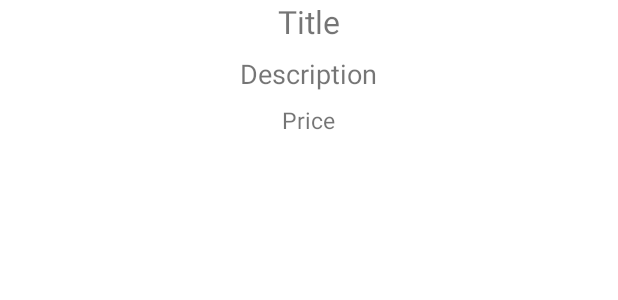
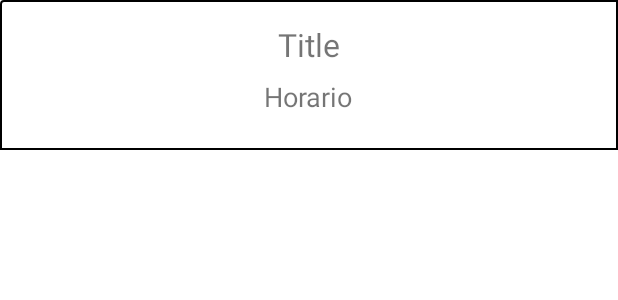
Before and after one commit to MartinMarandola/municipality-events-android, an Android app: the layout item_event.xml on its own in the app's theme, with its tools: preview values and no code run, on a phone screen of 412 x 824 dp. Shown: the top 300 px of the screen. Run offline under Robolectric (Android 15) with nearby library versions, the phone set to English and light mode, and no system bars; network calls fail.

Commit message:
various fixes

```diff
--- a/app/build.gradle
+++ b/app/build.gradle
@@ -44,6 +44,7 @@ dependencies {
     implementation 'androidx.navigation:navigation-ui-ktx:2.3.5'
     implementation 'com.android.volley:volley:1.2.1'
     implementation 'androidx.recyclerview:recyclerview:1.2.1'
+    implementation 'com.squareup.picasso:picasso:2.71828'
     implementation 'androidx.legacy:legacy-support-v4:1.0.0'
     testImplementation 'junit:junit:4.+'
     androidTestImplementation 'androidx.test.ext:junit:1.1.3'
--- a/app/src/main/java/com/ar/municipalityevents/EventAdapter.kt
+++ b/app/src/main/java/com/ar/municipalityevents/EventAdapter.kt
@@ -28,8 +28,7 @@ class EventAdapter(val events: List<Event>):RecyclerView.Adapter<EventAdapter.Ev
 
         fun render(event: Event){
             binding.eventName.text = event.name
-            binding.eventDescription.text = event.description
-            binding.eventPrice.text = event.price.toString()
+            binding.eventSchedule.text = "Horario: ${event.dateTime.slice(12..16)}hs."
             view.setOnClickListener { view.context.startActivity(Intent(view.context, ProfileEventActivity::class.java).putExtra("event", event))
             }
         }
--- a/app/src/main/java/com/ar/municipalityevents/LoginFragment.kt
+++ b/app/src/main/java/com/ar/municipalityevents/LoginFragment.kt
@@ -10,9 +10,6 @@ import androidx.fragment.app.Fragment
 import androidx.navigation.fragment.findNavController
 import com.ar.municipalityevents.databinding.FragmentLoginBinding
 import android.content.Intent
-import android.content.SharedPreferences
-import android.util.Log
-import android.widget.ProgressBar
 import com.ar.municipalityevents.MunicipalityEventsApplication.Companion.prefs
 import com.ar.municipalityevents.service.login.LoginContract
 import com.ar.municipalityevents.service.login.LoginService
--- a/app/src/main/java/com/ar/municipalityevents/service/login/LoginContract.kt
+++ b/app/src/main/java/com/ar/municipalityevents/service/login/LoginContract.kt
@@ -12,7 +12,7 @@ interface LoginContract {
         fun hideProgressBar()
         fun navigateToCalendar()
         fun navigateToRegister()
-        fun saveToken(tokenValue: String)
+        fun saveToken(token: String)
     }
 
     interface Service{
--- a/app/src/main/java/com/ar/municipalityevents/service/login/LoginService.kt
+++ b/app/src/main/java/com/ar/municipalityevents/service/login/LoginService.kt
@@ -1,7 +1,6 @@
 package com.ar.municipalityevents.service.login
 
 import android.content.Context
-import android.util.Log
 import com.android.volley.DefaultRetryPolicy
 import com.android.volley.Request
 import com.android.volley.toolbox.JsonObjectRequest
@@ -45,7 +44,6 @@ class LoginService() : LoginContract.Service{
             Request.Method.POST, postUrl, postData,
             { response ->
                 view?.saveToken(response.getString("token"))
-                view?.showMessage("LOGIN SUCCESSFUL")
                 view?.navigateToCalendar()
             }
         ) { error ->
--- a/app/src/main/java/com/ar/municipalityevents/service/register/SignUpContract.kt
+++ b/app/src/main/java/com/ar/municipalityevents/service/register/SignUpContract.kt
@@ -6,11 +6,12 @@ import android.widget.EditText
 interface SignUpContract {
 
     interface View{
-        fun navigateToLogin()
         fun signUp()
         fun showProgress()
         fun hideProgress()
         fun showMessage(msg: String)
+        fun saveToken(token: String)
+        fun navigateToCalendar()
     }
 
     interface Service{
--- a/app/src/main/java/com/ar/municipalityevents/service/register/SignUpService.kt
+++ b/app/src/main/java/com/ar/municipalityevents/service/register/SignUpService.kt
@@ -1,7 +1,6 @@
 package com.ar.municipalityevents.service.register
 
 import android.content.Context
-import android.util.Log
 import android.util.Patterns
 import android.widget.EditText
 import com.android.volley.DefaultRetryPolicy
@@ -66,8 +65,8 @@ class SignUpService : SignUpContract.Service{
         val jsonObjectRequest = JsonObjectRequest(
             Request.Method.POST, postUrl, postData,
             { response ->
-                Log.e("RESPONSE", response.toString())
-                view?.navigateToLogin() }
+                view?.saveToken(response.getString("token"))
+                view?.navigateToCalendar() }
         ) { error ->
             error.printStackTrace()
             view?.showMessage("Error")
--- /dev/null
+++ b/app/src/main/res/drawable/custom_background.xml
@@ -0,0 +1,11 @@
+<shape xmlns:android="http://schemas.android.com/apk/res/android"
+    android:shape="rectangle">
+    <corners
+        android:radius="2dp"
+        android:topRightRadius="0dp"
+        android:bottomRightRadius="0dp"
+        android:bottomLeftRadius="0dp" />
+    <stroke
+        android:width="1dp"
+        android:color="@android:color/black" />
+</shape>
--- a/app/src/main/res/layout/item_event.xml
+++ b/app/src/main/res/layout/item_event.xml
@@ -3,32 +3,25 @@
     xmlns:tools="http://schemas.android.com/tools"
     android:layout_width="match_parent"
     android:layout_height="100dp"
-    android:orientation="vertical">
+    android:orientation="vertical"
+    android:background="@drawable/custom_background">
 
     <TextView
         android:id="@+id/eventName"
         android:layout_width="wrap_content"
         android:layout_height="wrap_content"
+        android:layout_marginTop="15dp"
         android:textSize="21sp"
         android:layout_gravity="center_horizontal"
         tools:text="Title"/>
 
     <TextView
-        android:id="@+id/eventDescription"
+        android:id="@+id/eventSchedule"
         android:layout_width="wrap_content"
         android:layout_height="wrap_content"
         android:textSize="18sp"
         android:layout_marginTop="8dp"
         android:layout_gravity="center_horizontal"
-        tools:text="Description"/>
-
-    <TextView
-        android:id="@+id/eventPrice"
-        android:layout_width="wrap_content"
-        android:layout_height="wrap_content"
-        android:textSize="15sp"
-        android:layout_marginTop="8dp"
-        android:layout_gravity="center_horizontal"
-        tools:text="Price"/>
+        tools:text="Horario"/>
 
 </LinearLayout>
```
Also changed, not shown: app/src/main/java/com/ar/municipalityevents/CalendarActivity.kt (+7 -1 lines), app/src/main/java/com/ar/municipalityevents/ProfileEventActivity.kt (+10 -1 lines), app/src/main/java/com/ar/municipalityevents/SignUpFragment.kt (+7 -10 lines), app/src/main/java/com/ar/municipalityevents/dto/Event.kt (+1 -15 lines), app/src/main/res/layout/activity_profile_event.xml (+5 -3 lines).
